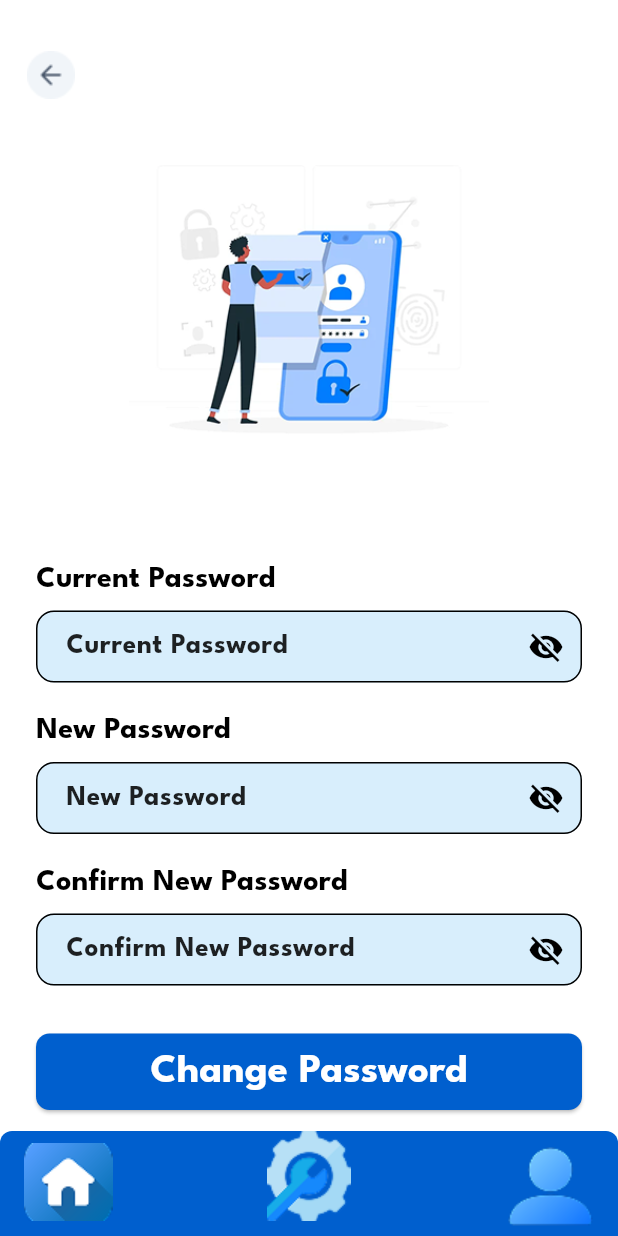
After one commit to shahdkh2288/SignIfy-GraduationProject, a Flutter app: the ChangePasswordScreen screen opened by its route, on a phone screen of 412 x 824 dp. The commit adds this screen. Run offline on Flutter 3.47's test engine with Material 3 defaults, Android fonts, the phone set to English and light mode, and no system bars; our stand-ins replace audioplayers, flutter_riverpod, flutter_secure_storage, image_picker; missing offline and left inert: record; accounts and stored records are empty.

Commit message:
Implemented change password UI with backend integration

```diff
--- /dev/null
+++ b/frontend/signify_project/lib/features/userProfile/changePassword.dart
@@ -0,0 +1,301 @@
+import 'package:flutter/material.dart';
+import 'package:flutter_riverpod/flutter_riverpod.dart';
+import 'package:signify_project/services/change_pass.dart';
+
+class ChangePasswordScreen extends ConsumerStatefulWidget {
+  const ChangePasswordScreen({super.key});
+
+  @override
+  ConsumerState<ChangePasswordScreen> createState() => _ChangePasswordScreenState();
+}
+
+class _ChangePasswordScreenState extends ConsumerState<ChangePasswordScreen> {
+  final _formKey = GlobalKey<FormState>();
+  final oldPassController = TextEditingController();
+  final newPassController = TextEditingController();
+  final confirmPassController = TextEditingController();
+  bool oldObscure = true;
+  bool newObscure = true;
+  bool confirmObscure = true;
+
+  @override
+  void dispose() {
+    oldPassController.dispose();
+    newPassController.dispose();
+    confirmPassController.dispose();
+    super.dispose();
+  }
+
+  @override
+  Widget build(BuildContext context) {
+    final changePasswordState = ref.watch(changePasswordProvider);
+
+    return Scaffold(
+      backgroundColor: Colors.white,
+      body: SafeArea(
+        child: Column(
+          children: [
+            Padding(
+              padding: const EdgeInsets.only(top: 24, left: 8, right: 8),
+              child: Row(
+                children: [
+                  IconButton(
+                    onPressed: () => Navigator.pop(context),
+                    icon: Image.asset('assets/images/back.png', height: 36, width: 36),
+                  ),
+                  const Spacer(),
+                ],
+              ),
+            ),
+            Padding(
+              padding: const EdgeInsets.only(top: 8, bottom: 24),
+              child: Image.asset(
+                'assets/images/change-pass.png',
+                height: 240,
+                width: 240,
+                fit: BoxFit.contain,
+              ),
+            ),
+            const SizedBox(height: 24),
+            Expanded(
+              child: SingleChildScrollView(
+                padding: const EdgeInsets.symmetric(horizontal: 24),
+                child: Form(
+                  key: _formKey,
+                  child: Column(
+                    crossAxisAlignment: CrossAxisAlignment.start,
+                    children: [
+                      const Text(
+                        'Current Password',
+                        style: TextStyle(
+                          fontWeight: FontWeight.bold,
+                          fontFamily: 'LeagueSpartan',
+                          fontSize: 20,
+                          color: Colors.black,
+                        ),
+                      ),
+                      const SizedBox(height: 6),
+                      _PasswordField(
+                        controller: oldPassController,
+                        obscureText: oldObscure,
+                        onToggle: () => setState(() => oldObscure = !oldObscure),
+                        hintText: 'Current Password',
+                      ),
+                      const SizedBox(height: 18),
+                      const Text(
+                        'New Password',
+                        style: TextStyle(
+                          fontWeight: FontWeight.bold,
+                          fontFamily: 'LeagueSpartan',
+                          fontSize: 20,
+                          color: Colors.black,
+                        ),
+                      ),
+                      const SizedBox(height: 6),
+                      _PasswordField(
+                        controller: newPassController,
+                        obscureText: newObscure,
+                        onToggle: () => setState(() => newObscure = !newObscure),
+                        hintText: 'New Password',
+                      ),
+                      const SizedBox(height: 18),
+                      const Text(
+                        'Confirm New Password',
+                        style: TextStyle(
+                          fontWeight: FontWeight.bold,
+                          fontFamily: 'LeagueSpartan',
+                          fontSize: 20,
+                          color: Colors.black,
+                        ),
+                      ),
+                      const SizedBox(height: 6),
+                      _PasswordField(
+                        controller: confirmPassController,
+                        obscureText: confirmObscure,
+                        onToggle: () => setState(() => confirmObscure = !confirmObscure),
+                        hintText: 'Confirm New Password',
+                      ),
+                      const SizedBox(height: 32),
+                      changePasswordState.when(
+                        loading: () => const Center(child: CircularProgressIndicator()),
+                        error: (e, _) => Padding(
+                          padding: const EdgeInsets.only(bottom: 8),
+                          child: Text(
+                            e.toString(),
+                            style: const TextStyle(color: Colors.red, fontFamily: 'LeagueSpartan'),
+                          ),
+                        ),
+                        data: (msg) => msg.isNotEmpty
+                            ? Padding(
+                                padding: const EdgeInsets.only(bottom: 8),
+                                child: Text(
+                                  msg,
+                                  style: const TextStyle(color: Colors.green, fontFamily: 'LeagueSpartan'),
+                                ),
+                              )
+                            : const SizedBox.shrink(),
+                      ),
+                      SizedBox(
+                        width: double.infinity,
+                        child: ElevatedButton(
+                          onPressed: changePasswordState.isLoading
+                              ? null
+                              : () async {
+                                  if (_formKey.currentState!.validate()) {
+                                    if (newPassController.text != confirmPassController.text) {
+                                      ScaffoldMessenger.of(context).showSnackBar(
+                                        const SnackBar(content: Text('New passwords do not match')),
+                                      );
+                                      return;
+                                    }
+                                    await ref.read(changePasswordProvider.notifier).changePassword(
+                                          oldPassword: oldPassController.text,
+                                          newPassword: newPassController.text,
+                                        );
+
+                                    final state = ref.read(changePasswordProvider);
+                                    if (state is AsyncData && state.value != null && state.value!.contains('success')) {
+
+                                      ScaffoldMessenger.of(context).showSnackBar(
+                                        const SnackBar(content: Text('Password changed successfully!')),
+                                      );
+                                      Navigator.pushReplacementNamed(context, '/edit_profile');
+                                    }
+                                  }
+                                },
+                          style: ElevatedButton.styleFrom(
+                            backgroundColor: const Color(0xFF005FCE),
+                            padding: const EdgeInsets.symmetric(vertical: 6),
+                            shape: RoundedRectangleBorder(borderRadius: BorderRadius.circular(9)),
+                          ),
+                          child: changePasswordState.isLoading
+                              ? const CircularProgressIndicator(color: Colors.white)
+                              : const Text(
+                                  'Change Password',
+                                  style: TextStyle(
+                                    fontSize: 27,
+                                    fontWeight: FontWeight.bold,
+                                    fontFamily: 'LeagueSpartan',
+                                    color: Colors.white,
+                                  ),
+                                ),
+                        ),
+                      ),
+                      const SizedBox(height: 16),
+                    ],
+                  ),
+                ),
+              ),
+            ),
+          ],
+        ),
+      ),
+      bottomNavigationBar: Container(
+        width: double.infinity,
+        height: 70,
+        decoration: const BoxDecoration(
+          color: Color(0xFF005FCE),
+          borderRadius: BorderRadius.only(
+            topLeft: Radius.circular(8),
+            topRight: Radius.circular(8),
+          ),
+        ),
+        child: Stack(
+          children: [
+            Positioned(
+              top: 8,
+              left: 16,
+              child: GestureDetector(
+                onTap: () {
+                  Navigator.pushNamed(context, '/home');
+                },
+                child: Image.asset(
+                  'assets/images/home.png',
+                  width: 59,
+                  height: 52,
+                ),
+              ),
+            ),
+            Align(
+              alignment: Alignment.topCenter,
+              child: GestureDetector(
+                onTap: () {
+                  Navigator.pushNamed(context, '/settings');
+                },
+                child: Image.asset(
+                  'assets/images/settings.png',
+                  width: 56,
+                  height: 60,
+                ),
+              ),
+            ),
+            Positioned(
+              top: 8,
+              right: 16,
+              child: GestureDetector(
+                onTap: () {
+                  Navigator.pushNamed(context, '/profile');
+                },
+                child: Image.asset(
+                  'assets/images/user.png',
+                  width: 58,
+                  height: 58,
+                ),
+              ),
+            ),
+          ],
+        ),
+      ),
+    );
+  }
+}
+
+class _PasswordField extends StatelessWidget {
+  final TextEditingController controller;
+  final bool obscureText;
+  final VoidCallback onToggle;
+  final String hintText;
+
+  const _PasswordField({
+    required this.controller,
+    required this.obscureText,
+    required this.onToggle,
+    required this.hintText,
+  });
+
+  @override
+  Widget build(BuildContext context) {
+    return TextFormField(
+      controller: controller,
+      obscureText: obscureText,
+      validator: (v) => v == null || v.isEmpty ? 'Required' : null,
+      decoration: InputDecoration(
+        filled: true,
+        fillColor: const Color.fromRGBO(114, 196, 244, 0.28),
+        border: OutlineInputBorder(
+          borderRadius: BorderRadius.circular(12),
+          borderSide: const BorderSide(color: Colors.black, width: 1),
+        ),
+        enabledBorder: OutlineInputBorder(
+          borderRadius: BorderRadius.circular(12),
+          borderSide: const BorderSide(color: Colors.black, width: 1),
+        ),
+        focusedBorder: OutlineInputBorder(
+          borderRadius: BorderRadius.circular(12),
+          borderSide: const BorderSide(color: Colors.black, width: 1.2),
+        ),
+        contentPadding: const EdgeInsets.symmetric(vertical: 10, horizontal: 16),
+        hintText: hintText,
+        hintStyle: const TextStyle(fontFamily: 'LeagueSpartan', color: Colors.black87),
+        suffixIcon: IconButton(
+          icon: Icon(
+            obscureText ? Icons.visibility_off : Icons.visibility,
+            color: Colors.black,
+          ),
+          onPressed: onToggle,
+        ),
+      ),
+      style: const TextStyle(fontFamily: 'LeagueSpartan', fontSize: 18, color: Colors.black),
+    );
+  }
+}
--- a/frontend/signify_project/lib/main.dart
+++ b/frontend/signify_project/lib/main.dart
@@ -10,6 +10,7 @@ import 'package:signify_project/features/authentication/createNewPass.dart';
 import 'package:signify_project/features/authentication/forgotPassword.dart';
 import 'package:signify_project/features/authentication/login.dart';
 import 'package:signify_project/features/authentication/signup.dart';
+import 'package:signify_project/features/userProfile/changePassword.dart';
 import 'package:signify_project/features/userProfile/updateProfileUI.dart';
 import 'features/Splash and Onboarding Screens/Splash.dart';
 import 'package:flutter_riverpod/flutter_riverpod.dart';
@@ -48,6 +49,7 @@ class MyApp extends StatelessWidget {
         '/home': (context) => HomeScreen(),
         '/profile': (context) => ViewProfileScreen(),
         '/edit_profile': (context) => EditProfileScreen(),
+        '/changePassword': (context) => ChangePasswordScreen(),
       },
     );
   }
--- /dev/null
+++ b/frontend/signify_project/lib/services/change_pass.dart
@@ -0,0 +1,43 @@
+import 'package:flutter_riverpod/flutter_riverpod.dart';
+import 'package:flutter_secure_storage/flutter_secure_storage.dart';
+import 'package:http/http.dart' as http;
+import 'dart:convert';
+
+final changePasswordProvider = StateNotifierProvider<ChangePasswordNotifier, AsyncValue<String>>(
+  (ref) => ChangePasswordNotifier(),
+);
+
+class ChangePasswordNotifier extends StateNotifier<AsyncValue<String>> {
+  ChangePasswordNotifier() : super(const AsyncValue.data(''));
+
+  Future<void> changePassword({
+    required String oldPassword,
+    required String newPassword,
+  }) async {
+    state = const AsyncValue.loading();
+    try {
+      const storage = FlutterSecureStorage();
+      final token = await storage.read(key: 'access_token');
+      final url = Uri.parse('http://10.0.2.2:5000/change-password');
+      final response = await http.put(
+        url,
+        headers: {
+          'Content-Type': 'application/json',
+          'Authorization': 'Bearer $token',
+        },
+        body: jsonEncode({
+          'old_password': oldPassword,
+          'new_password': newPassword,
+        }),
+      );
+      final json = jsonDecode(response.body);
+      if (response.statusCode == 200) {
+        state = AsyncValue.data(json['message'] ?? 'Password changed successfully');
+      } else {
+        state = AsyncValue.error(json['error'] ?? 'Failed to change password', StackTrace.current);
+      }
+    } catch (e, st) {
+      state = AsyncValue.error(e.toString(), st);
+    }
+  }
+}
--- a/frontend/signify_project/pubspec.yaml
+++ b/frontend/signify_project/pubspec.yaml
@@ -98,6 +98,7 @@ flutter:
   - assets/images/b_calendar.png
   - assets/images/b_setting.png
   - assets/images/delete.png
+  - assets/images/change-pass.png
   #   - images/a_dot_ham.jpeg
 
   # An image asset can refer to one or more resolution-specific "variants", see
```
Also changed, not shown: frontend/signify_project/assets/images/change-pass.png (added).
